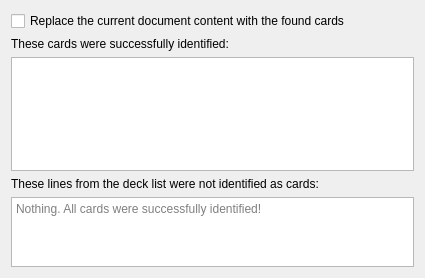
The window that mtg_proxy_printer/resources/ui/deck_import_wizard/parser_result_page.ui (luziferius/MTGProxyPrinter) describes before a commit, drawn with Qt 5.
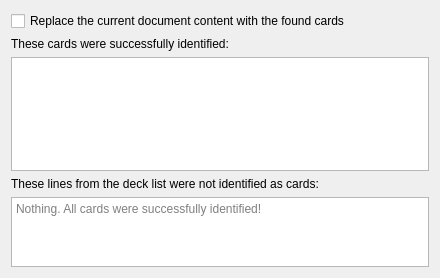
The same window after the commit. Icons and pictures are not drawn.

Commit message:
Shortened a text displayed in the deck import wizard, because it was clipped off.
FossilOrigin-Name: bf76ac35ab5a9aaccda83969b9951894663c7220a9dc9c273e900ec9e7a79324

```diff
--- a/mtg_proxy_printer/resources/ui/deck_import_wizard/parser_result_page.ui
+++ b/mtg_proxy_printer/resources/ui/deck_import_wizard/parser_result_page.ui
@@ -6,7 +6,7 @@
    <rect>
     <x>0</x>
     <y>0</y>
-    <width>425</width>
+    <width>440</width>
     <height>278</height>
    </rect>
   </property>
@@ -14,7 +14,7 @@
    <string>Import a deck list for printing</string>
   </property>
   <property name="subTitle">
-   <string>Below is the parsing result. The table on top shows all identified cards. You can change printing choices by double-clicking the Set or Collector# cells. The text field at the bottom shows all unidentified lines, that were not successfully parsed as cards.</string>
+   <string>The table below shows all identified cards. Double-clicking the Set or Collector# cells to change the selected printing. The text field shows all lines from the input that were not identified as cards.</string>
   </property>
   <layout class="QVBoxLayout" name="verticalLayout">
    <item>
```
